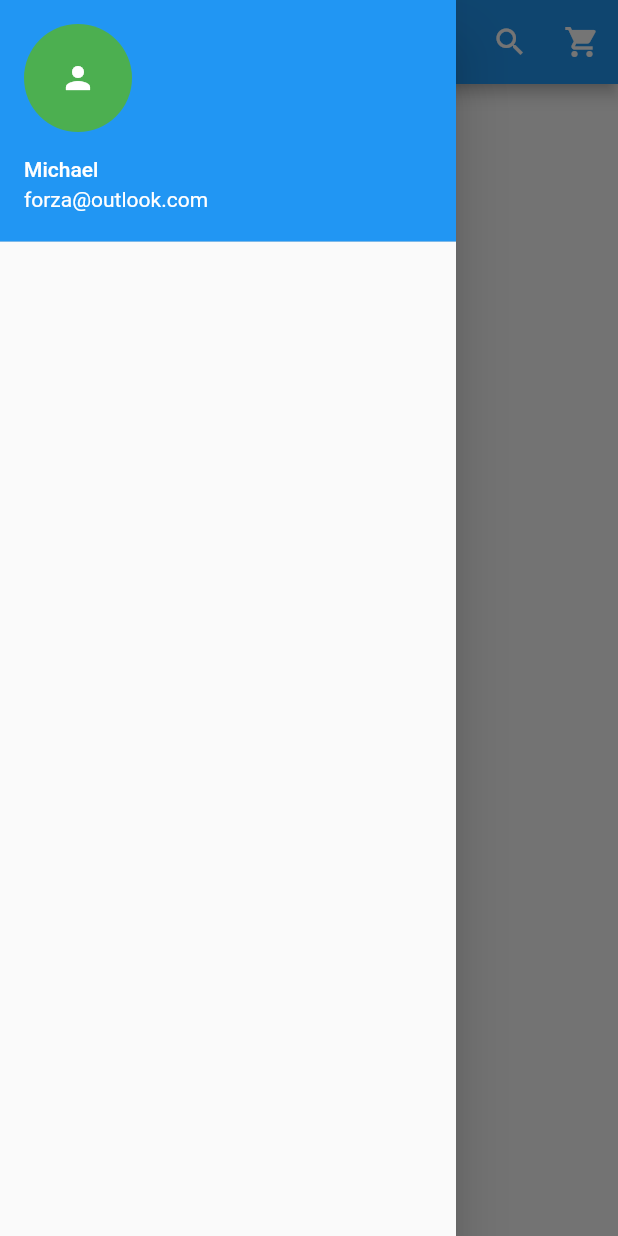
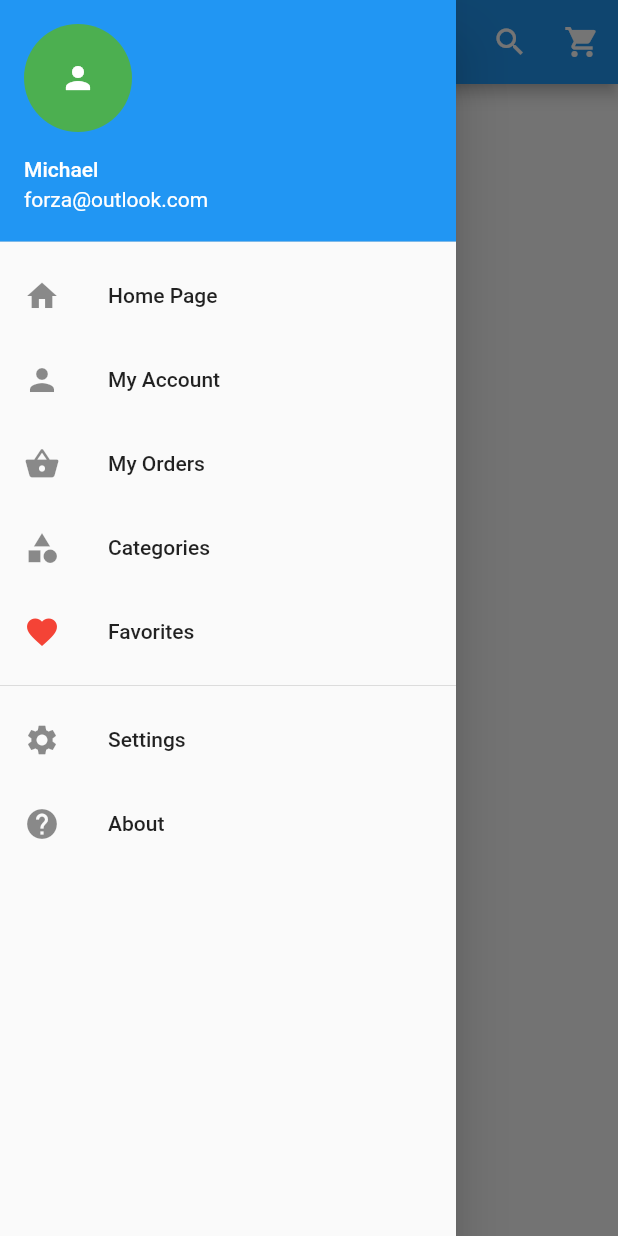
Before and after one commit to leonhaft/flutterstart, a Flutter app: the screen it shows after launch, with the side drawer open, on a phone screen of 412 x 824 dp. Run offline on Flutter 3.47's test engine with Material 2 defaults, Android fonts, the phone set to English and light mode, and no system bars.

Commit message:
绘制设置菜单

```diff
--- a/lib/home.dart
+++ b/lib/home.dart
@@ -39,16 +39,64 @@ class _HomePageState extends State<HomePage> {
       drawer: Drawer(
         child: ListView(
           children: <Widget>[
+            //head
             UserAccountsDrawerHeader(
               accountName: Text("Michael"),
               accountEmail: Text("forza@outlook.com"),
               currentAccountPicture: GestureDetector(
                 child: CircleAvatar(
                   backgroundColor: Colors.green,
+                  //foregroundImage: AssetImage(),
                   child: Icon(Icons.person, color: Colors.white),
                 ),
               ),
+              decoration: new BoxDecoration(color: Colors.blue),
             ),
+            //body
+            InkWell(
+                onTap: () {},
+                child: ListTile(
+                  title: Text("Home Page"),
+                  leading: Icon(Icons.home),
+                )),
+            InkWell(
+                onTap: () {},
+                child: ListTile(
+                  title: Text("My Account"),
+                  leading: Icon(Icons.person),
+                )),
+            InkWell(
+                onTap: () {},
+                child: ListTile(
+                  title: Text("My Orders"),
+                  leading: Icon(Icons.shopping_basket),
+                )),
+
+            InkWell(
+                onTap: () {},
+                child: ListTile(
+                  title: Text("Categories"),
+                  leading: Icon(Icons.category),
+                )),
+            InkWell(
+                onTap: () {},
+                child: ListTile(
+                  title: Text("Favorites"),
+                  leading: Icon(Icons.favorite, color: Colors.red),
+                )),
+            Divider(),
+            InkWell(
+                onTap: () {},
+                child: ListTile(
+                  title: Text("Settings"),
+                  leading: Icon(Icons.settings),
+                )),
+            InkWell(
+                onTap: () {},
+                child: ListTile(
+                  title: Text("About"),
+                  leading: Icon(Icons.help),
+                )),
           ],
         ),
       ),
```
Also changed, not shown: images/avatar-c.png (added), images/avatar-d.png (added), images/avatar-j.png (added), images/avatar-k.png (added).
